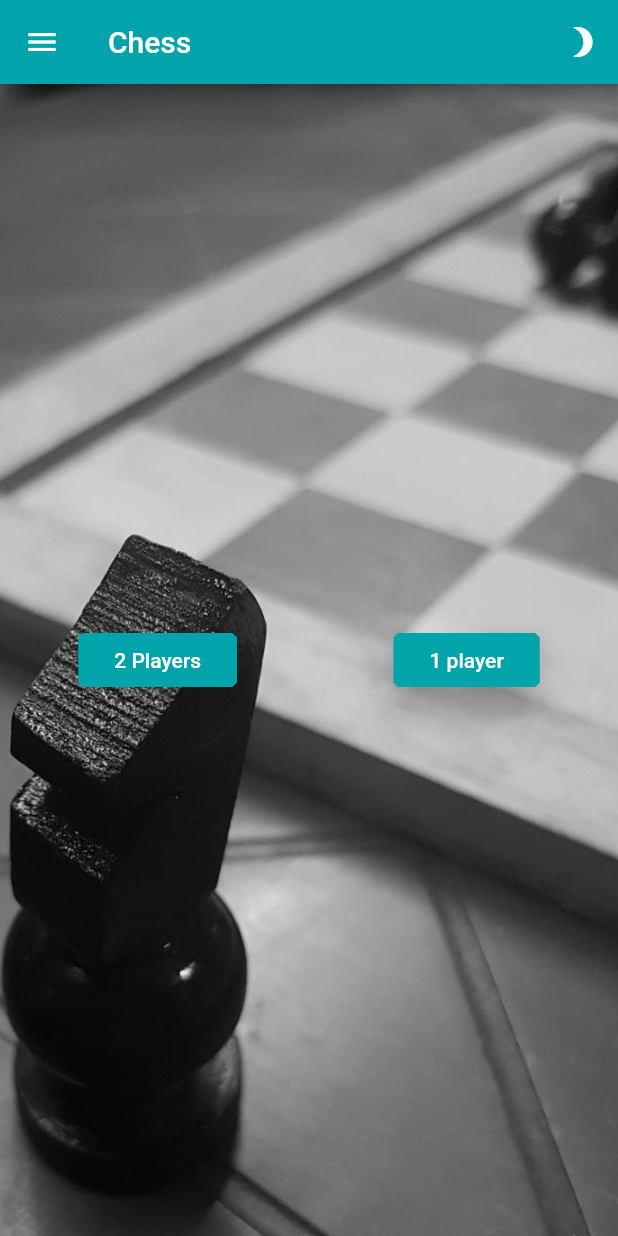
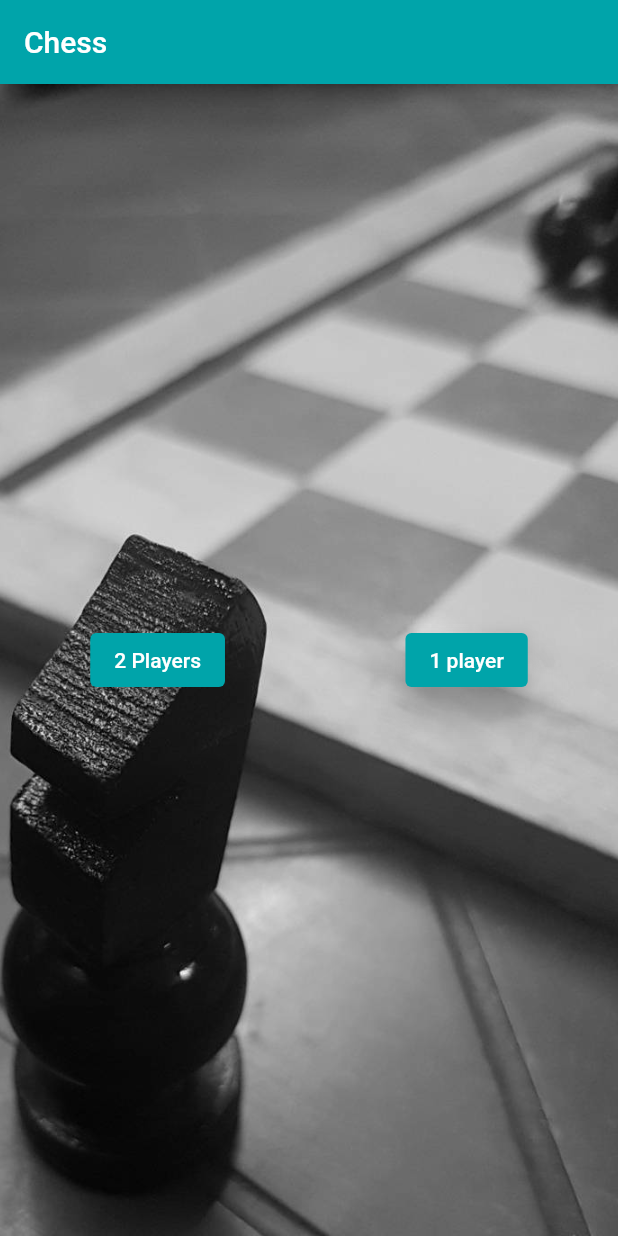
Before and after one commit to JosephJasin/chess, a Flutter app: the screen it shows after launch, on a phone screen of 412 x 824 dp. Run offline on Flutter 3.47's test engine with Material 2 defaults, Android fonts, the phone set to English and light mode, and no system bars; our stand-ins replace audioplayers, timer_builder.

```diff
--- a/lib/chessLogic/empty.dart
+++ b/lib/chessLogic/empty.dart
@@ -1,10 +1,8 @@
-import 'package:chess/chessLogic/piece.dart';
+import 'package:chess_game/chessLogic/piece.dart';
 
 class Empty extends Piece {
   Empty(int xPosition, yPosition) : super(xPosition, yPosition);
 
   @override
-  List<int> generateMovement() {
-    return null;
-  }
+  List<int>? generateMovement() => null;
 }
--- a/lib/main.dart
+++ b/lib/main.dart
@@ -1,52 +1,71 @@
-import 'package:flutter/cupertino.dart';
 import 'package:flutter/material.dart';
 
-import 'package:chess/pages/home.dart';
-import 'package:chess/pages/game.dart';
-import 'package:chess/pages/credits.dart';
+import 'package:chess_game/pages/home.dart';
+import 'package:chess_game/pages/game.dart';
+import 'package:chess_game/pages/credits.dart';
 
 import 'package:audioplayers/audioplayers.dart';
-import 'package:audioplayers/audio_cache.dart';
+import 'package:flutter/services.dart';
 
-main() => runApp(MyApp());
+void main() {
+  WidgetsFlutterBinding.ensureInitialized();
+
+  //make the app only portrait [completed]
+  SystemChrome.setPreferredOrientations([
+    DeviceOrientation.portraitUp,
+  ]);
+
+  runApp(MyApp());
+}
 
 class MyApp extends StatefulWidget {
-  static Color specialBlue = Color(0xff00a4aa);
+  MyApp({Key? key}) : super(key: key);
+  static const specialBlue = Color(0xff00a4aa);
 
   final defaultTheme = ThemeData(
     //appBarTheme [completed]
-    appBarTheme: AppBarTheme(
-        color: specialBlue, iconTheme: IconThemeData(color: Colors.white)),
+    appBarTheme: const AppBarTheme(
+      color: specialBlue,
+      iconTheme: IconThemeData(color: Colors.white),
+    ),
 
     //buttonTheme [completed]
     buttonTheme: ButtonThemeData(
-        textTheme: ButtonTextTheme.primary,
-        buttonColor: specialBlue,
-        shape:
-            BeveledRectangleBorder(borderRadius: BorderRadius.circular(3.0))),
+      textTheme: ButtonTextTheme.primary,
+      buttonColor: specialBlue,
+      shape: BeveledRectangleBorder(
+        borderRadius: BorderRadius.circular(3.0),
+      ),
+    ),
 
     //dialogTheme [completed]
     dialogTheme: DialogTheme(
-        backgroundColor: specialBlue,
-        titleTextStyle: TextStyle(
-            color: Colors.white, fontSize: 20, fontWeight: FontWeight.w600),
-        shape: BeveledRectangleBorder(borderRadius: BorderRadius.circular(3))),
+      backgroundColor: specialBlue,
+      titleTextStyle: const TextStyle(
+        color: Colors.white,
+        fontSize: 20,
+        fontWeight: FontWeight.w600,
+      ),
+      shape: BeveledRectangleBorder(
+        borderRadius: BorderRadius.circular(3),
+      ),
+    ),
 
     scaffoldBackgroundColor: specialBlue,
   );
 
-  final routes = <String, WidgetBuilder>{
-    'home': (BuildContext context) => Home(),
-    'game': (BuildContext context) => Game(),
-    'credits': (BuildContext context) => Credits(),
+  final routes = {
+    'home': (context) => const Home(),
+    'game': (context) => const Game(),
+    'credits': (context) => const Credits(),
   };
 
   @override
-  _MyAppState createState() => _MyAppState();
+  State<MyApp> createState() => _MyAppState();
 }
 
 class _MyAppState extends State<MyApp> {
-  AudioPlayer advancedPlayer;
+  AudioPlayer? advancedPlayer;
   bool isMusicOn = true;
 
   @override
@@ -61,7 +80,7 @@ class _MyAppState extends State<MyApp> {
 
   @override
   void dispose() {
-    advancedPlayer = null;
+    advancedPlayer?.dispose();
     super.dispose();
   }
 
@@ -69,7 +88,7 @@ class _MyAppState extends State<MyApp> {
   Widget build(BuildContext context) {
     return MaterialApp(
       debugShowCheckedModeBanner: false,
-      home: Home(),
+      home: const Home(),
       theme: widget.defaultTheme,
       routes: widget.routes,
     );
--- a/lib/pages/credits.dart
+++ b/lib/pages/credits.dart
@@ -1,6 +1,8 @@
 import 'package:flutter/material.dart';
 
 class Credits extends StatelessWidget {
+  const Credits({Key? key}) : super(key: key);
+
   @override
   Widget build(BuildContext context) {
     return Container();
--- a/lib/pages/home.dart
+++ b/lib/pages/home.dart
@@ -1,113 +1,67 @@
 import 'package:flutter/material.dart';
-import 'package:flutter/services.dart';
-
 
 import 'game.dart' show multiPlayerMode;
 
-//determine the height and the width of the chess icons
-double widthOrHeight;
+late double widthOrHeight;
 
 class Home extends StatefulWidget {
+  const Home({Key? key}) : super(key: key);
+
   @override
-  _HomeState createState() => _HomeState();
+  State<Home> createState() => _HomeState();
 }
 
 class _HomeState extends State<Home> {
-
-
-
-
-
-
   @override
   Widget build(BuildContext context) {
-    //make the app only portrait [completed]
-    SystemChrome.setPreferredOrientations([
-      DeviceOrientation.portraitUp,
-    ]);
-
-    widthOrHeight = MediaQuery.of(context).size.width/8;
-
+    //determine the height and the width of the chess icons
+    widthOrHeight = MediaQuery.of(context).size.width / 8;
 
     return Scaffold(
       //appBar [completed]
       appBar: AppBar(
-        title: Text('Chess'),
-        actions: <Widget>[
-          IconButton(
-            icon: Icon(Icons.brightness_3),
-            onPressed: () {
-              //change between light - dark mode
-            },
-          )
-        ],
+        title: const Text('Chess'),
       ),
 
-      //drawer(change theme - turn off-on music - facebook page) []
-      drawer: Drawer(
-        child: Container(
-          color: Color(0xff00a4aa),
-          child: Column(
-            children: <Widget>[
-              SizedBox(height: 50.0),
-
-              //turn off-on music [completed]
-//              Row(
-//                children: <Widget>[
-//                  Text('     Music ',
-//                      style: TextStyle(
-//                        color: Colors.white,
-//                        fontSize: 20.0,
-//                        fontWeight: FontWeight.w600,
-//                      )),
-//                  Switch(
-//                    activeColor: Colors.black,
-//                    value: isMusicOn,
-//                    onChanged: (value) {
-//                      setState(()=> isMusicOn = value);
-//                      value ? advancedPlayer.resume() : advancedPlayer.pause();
-//                    },
-//                  ),
-//                ],
-//              ),
-            ],
+      //(start button + credits button + chess background)
+      body: Container(
+        //Wallpaper
+        decoration: const BoxDecoration(
+          image: DecorationImage(
+            image: AssetImage('assets/chessWallpaper/wallpaper-1.jpg'),
+            fit: BoxFit.cover,
           ),
         ),
-      ),
-
-      //body(start button + credits button + chess background) [completed]
-
-      body: Container(
-        //Wallpaper [completed]
-        decoration: BoxDecoration(
-            image: DecorationImage(
-                image: AssetImage('assets/chessWallpaper/wallpaper-1.jpg'),
-                fit: BoxFit.cover)),
 
         child: Center(
           child: Row(
             mainAxisAlignment: MainAxisAlignment.spaceAround,
             children: <Widget>[
-              //go to game page (multi player) [completed]
-              RaisedButton(
-                elevation: 50.0,
-                child: Text('2 Players'),
+              //multi player
+              ElevatedButton(
+                style: ElevatedButton.styleFrom(
+                  elevation: 50,
+                  primary: const Color(0xff00a4aa),
+                ),
                 onPressed: () {
                   multiPlayerMode = true;
                   Navigator.pushReplacementNamed(context, 'game');
-                }
+                },
+                child: const Text('2 Players'),
               ),
 
-              //go to credit page (single player) [completed]
-              RaisedButton(
-                elevation: 10.0,
-                child: Text('1 player'),
+              //single player
+              ElevatedButton(
+                style: ElevatedButton.styleFrom(
+                  elevation: 10,
+                  primary: const Color(0xff00a4aa),
+                ),
                 onPressed: () {
                   multiPlayerMode = false;
                   Navigator.pushNamed(context, 'game');
-
-                  },
-              )
+                },
+                child: const Text('1 player'),
+              ),
             ],
           ),
         ),
```
Also changed, not shown: analysis_options.yaml (added, +29 -0 lines), lib/chessLogic/bishop.dart (+5 -5 lines), lib/chessLogic/king.dart (+8 -7 lines), lib/chessLogic/knight.dart (+4 -4 lines), lib/chessLogic/pawn.dart (+16 -10 lines), lib/chessLogic/piece.dart (+35 -32 lines), lib/chessLogic/queen.dart (+5 -7 lines), lib/chessLogic/rock.dart (+5 -5 lines), lib/pages/game.dart (+70 -51 lines), pubspec.yaml (+27 -24 lines), pubspec.lock, test only.txt (deleted), 89 other files.
